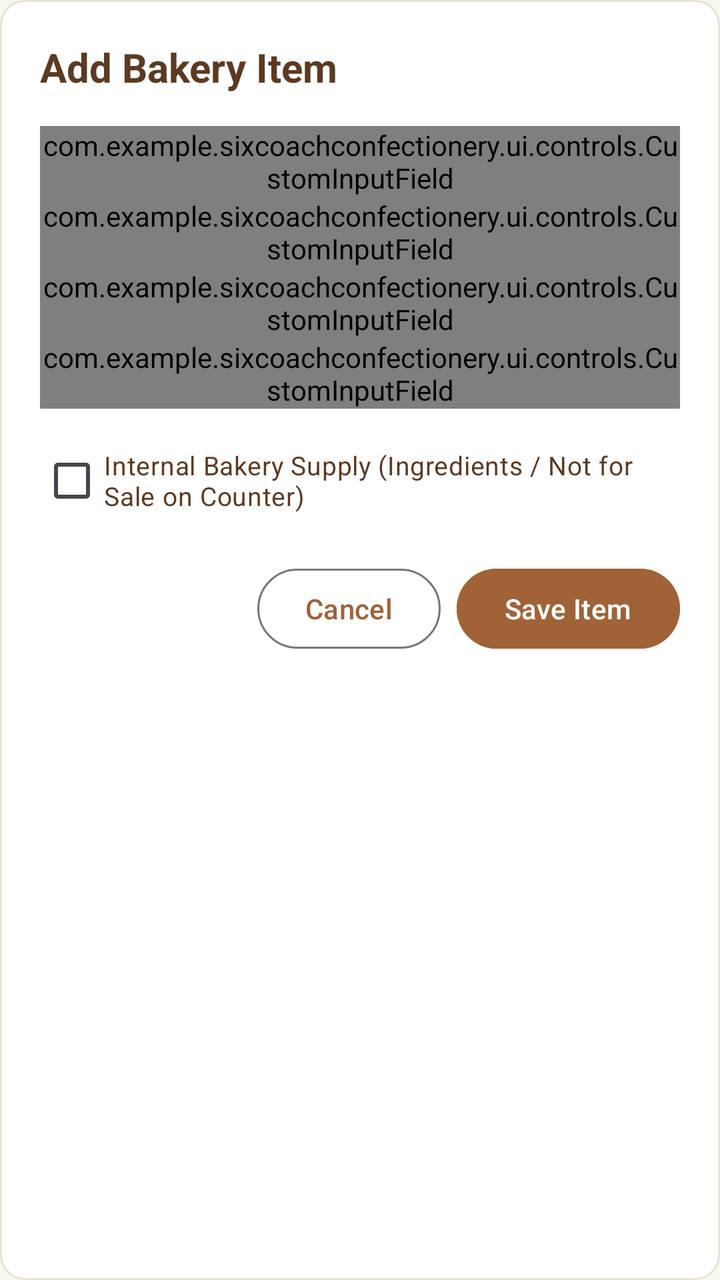
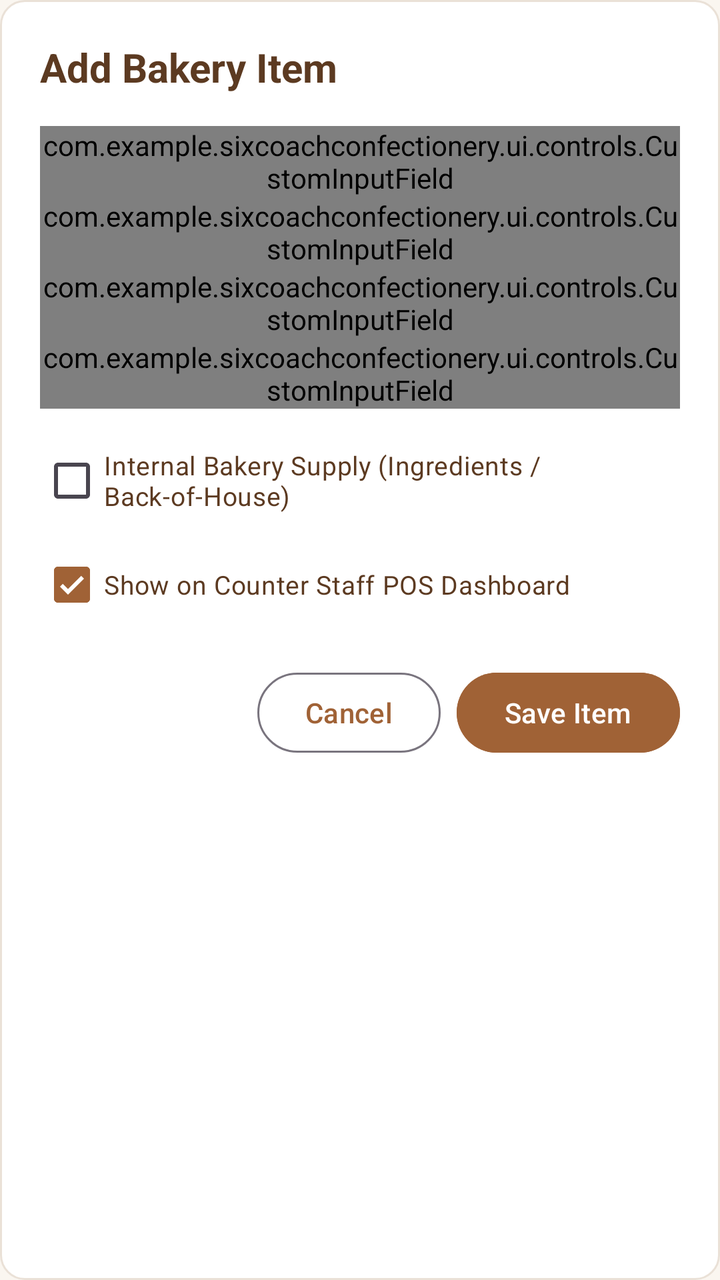

Screens rendered from an Android XML layout before and after an edit, with the pre-edit source and the edit as a unified diff.
<!-- AndroidManifest.xml: application theme Theme.SixCoachConfectionery -->
<!-- res/layout/dialog_item_editor.xml -->
<?xml version="1.0" encoding="utf-8"?>
<LinearLayout xmlns:android="http://schemas.android.com/apk/res/android"
    xmlns:app="http://schemas.android.com/apk/res-auto"
    android:layout_width="match_parent"
    android:layout_height="wrap_content"
    android:orientation="vertical"
    android:padding="20dp"
    android:background="@drawable/bg_card_rounded">

    <TextView
        android:id="@+id/tvEditorTitle"
        android:layout_width="wrap_content"
        android:layout_height="wrap_content"
        android:text="Add Bakery Item"
        android:textColor="@color/bakery_text_primary"
        android:textSize="20sp"
        android:textStyle="bold" />

    <com.example.sixcoachconfectionery.ui.controls.CustomInputField
        android:id="@+id/inputItemName"
        android:layout_width="match_parent"
        android:layout_height="wrap_content"
        android:layout_marginTop="16dp" />

    <com.example.sixcoachconfectionery.ui.controls.CustomInputField
        android:id="@+id/inputItemCategory"
        android:layout_width="match_parent"
        android:layout_height="wrap_content" />

    <com.example.sixcoachconfectionery.ui.controls.CustomInputField
        android:id="@+id/inputItemPrice"
        android:layout_width="match_parent"
        android:layout_height="wrap_content" />

    <com.example.sixcoachconfectionery.ui.controls.CustomInputField
        android:id="@+id/inputItemStock"
        android:layout_width="match_parent"
        android:layout_height="wrap_content" />

    <CheckBox
        android:id="@+id/cbInternalSupply"
        android:layout_width="match_parent"
        android:layout_height="wrap_content"
        android:layout_marginTop="12dp"
        android:text="Internal Bakery Supply (Ingredients / Not for Sale on Counter)"
        android:textColor="@color/bakery_text_primary"
        android:textSize="13sp" />

    <TextView
        android:id="@+id/tvEditorError"
        android:layout_width="match_parent"
        android:layout_height="wrap_content"
        android:textColor="@color/bakery_red"
        android:textSize="13sp"
        android:visibility="gone" />

    <LinearLayout
        android:layout_width="match_parent"
        android:layout_height="wrap_content"
        android:layout_marginTop="16dp"
        android:orientation="horizontal"
        android:gravity="end">

        <Button
            android:id="@+id/btnCancelItem"
            style="?attr/materialButtonOutlinedStyle"
            android:layout_width="wrap_content"
            android:layout_height="48dp"
            android:text="Cancel"
            android:textColor="@color/bakery_brown"
            android:layout_marginEnd="8dp" />

        <Button
            android:id="@+id/btnSaveItem"
            android:layout_width="wrap_content"
            android:layout_height="48dp"
            android:text="Save Item"
            android:textColor="@color/white"
            android:backgroundTint="@color/bakery_brown" />

    </LinearLayout>

</LinearLayout>
<!-- resources referenced by this layout -->
<resources>
  <color name="bakery_brown">#A06236</color>
  <color name="bakery_red">#DC2626</color>
  <color name="bakery_text_primary">#5C3A21</color>
  <color name="white">#FFFFFFFF</color>
  <!-- drawable bg_card_rounded (drawable) -->
  <?xml version="1.0" encoding="utf-8"?>
  <shape xmlns:android="http://schemas.android.com/apk/res/android"
      android:shape="rectangle">
      <solid android:color="@color/bakery_card_bg" />
      <corners android:radius="12dp" />
      <stroke
          android:width="1dp"
          android:color="@color/bakery_card_border" />
  </shape>
  <style name="Theme.SixCoachConfectionery" parent="Base.Theme.SixCoachConfectionery" />
  <color name="bakery_card_bg">#FFFFFF</color>
  <color name="bakery_card_border">#EAE1D7</color>
  <style name="Base.Theme.SixCoachConfectionery" parent="Theme.Material3.DayNight.NoActionBar">
          
          <item name="colorPrimary">@color/bakery_brown</item>
          <item name="colorOnPrimary">@color/white</item>
          <item name="colorPrimaryContainer">@color/bakery_tan_light</item>
          <item name="colorOnPrimaryContainer">@color/bakery_brown_dark</item>
          <item name="colorSecondary">@color/bakery_brown_light</item>
          <item name="android:windowBackground">@color/bakery_bg</item>
          <item name="android:statusBarColor">@color/bakery_brown</item>
      </style>
  <color name="bakery_tan_light">#F8F3EE</color>
  <color name="bakery_brown_dark">#7C3E1D</color>
  <color name="bakery_brown_light">#C48D5D</color>
  <color name="bakery_bg">#FAF6F0</color>
</resources>

<!-- the commit's change to res/layout/dialog_item_editor.xml (unified diff, before → after) -->
@@ -42,7 +42,17 @@
         android:layout_width="match_parent"
         android:layout_height="wrap_content"
         android:layout_marginTop="12dp"
-        android:text="Internal Bakery Supply (Ingredients / Not for Sale on Counter)"
+        android:text="Internal Bakery Supply (Ingredients / Back-of-House)"
+        android:textColor="@color/bakery_text_primary"
+        android:textSize="13sp" />
+
+    <CheckBox
+        android:id="@+id/cbCounterSales"
+        android:layout_width="match_parent"
+        android:layout_height="wrap_content"
+        android:layout_marginTop="4dp"
+        android:text="Show on Counter Staff POS Dashboard"
+        android:checked="true"
         android:textColor="@color/bakery_text_primary"
         android:textSize="13sp" />
 
